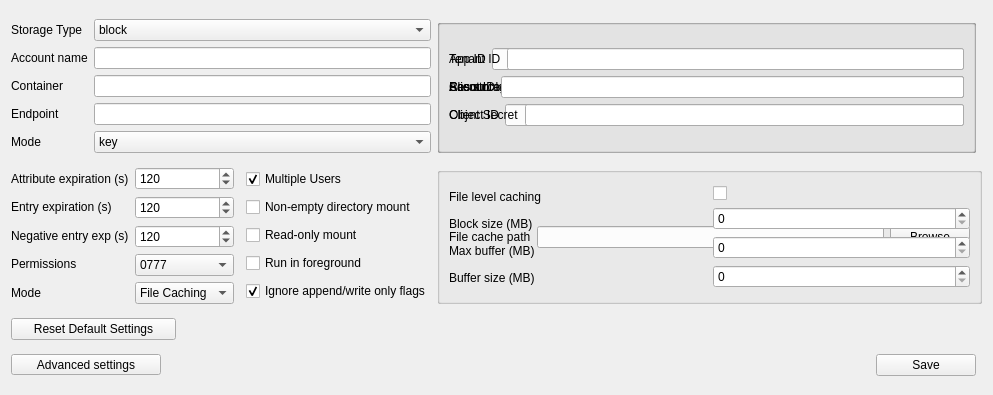
The window that gui/azure_config_common.ui (Seagate/cloudfuse) describes before a commit, drawn with Qt 5.
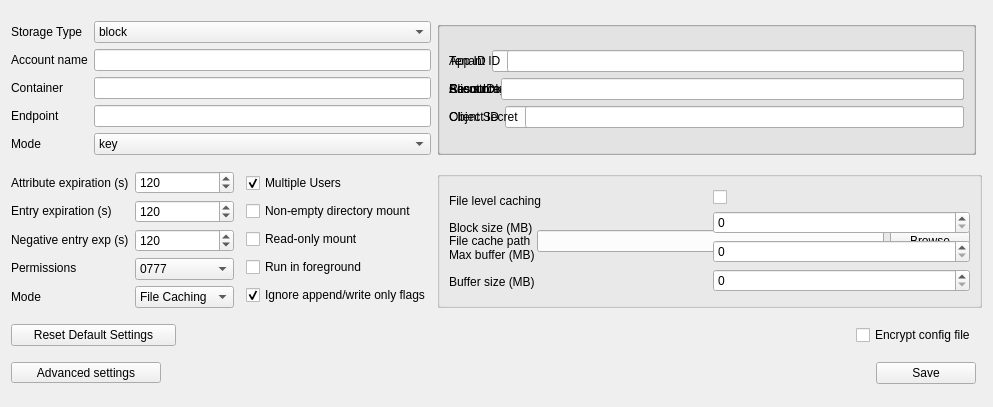
The same window after the commit.

Commit message: Add checkbox to encrypt/decrypt config

The edit to the form file:
```diff
--- a/gui/azure_config_common.ui
+++ b/gui/azure_config_common.ui
@@ -7,7 +7,7 @@
     <x>0</x>
     <y>0</y>
     <width>993</width>
-    <height>395</height>
+    <height>407</height>
    </rect>
   </property>
   <property name="windowTitle">
@@ -727,6 +727,13 @@
      </property>
     </widget>
    </item>
+   <item row="3" column="3" alignment="Qt::AlignRight">
+    <widget class="QCheckBox" name="checkBox_encryptConfig">
+     <property name="text">
+      <string>Encrypt config file</string>
+     </property>
+    </widget>
+   </item>
   </layout>
  </widget>
  <resources/>
```
The commit also changes 2 other files.
